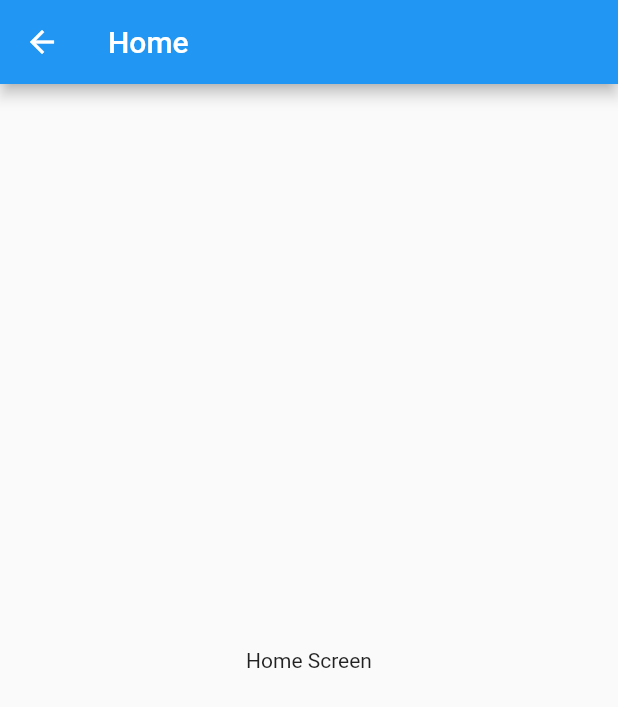
After one commit to hashemidesign/flutter_tdd_journey, a Flutter app: the HomeScreen screen opened directly, on a phone screen of 412 x 824 dp. The commit adds this screen. Shown: the top 707 px of the screen. Run offline on Flutter 3.47's test engine with Material 2 defaults, Android fonts, the phone set to English and light mode, and no system bars.

Commit message:
add home screen

```diff
--- /dev/null
+++ b/lib/home_screen.dart
@@ -0,0 +1,19 @@
+import 'package:flutter/material.dart';
+
+class HomeScreen extends StatelessWidget {
+  const HomeScreen({Key? key}) : super(key: key);
+
+  @override
+  Widget build(BuildContext context) {
+    return Scaffold(
+      appBar: AppBar(
+        title: const Text("Home"),
+      ),
+      body: const SafeArea(
+        child: Center(
+          child: Text("Home Screen"),
+        ),
+      ),
+    );
+  }
+}
```
Also changed, not shown: lib/login_screen.dart (+14 -9 lines).
